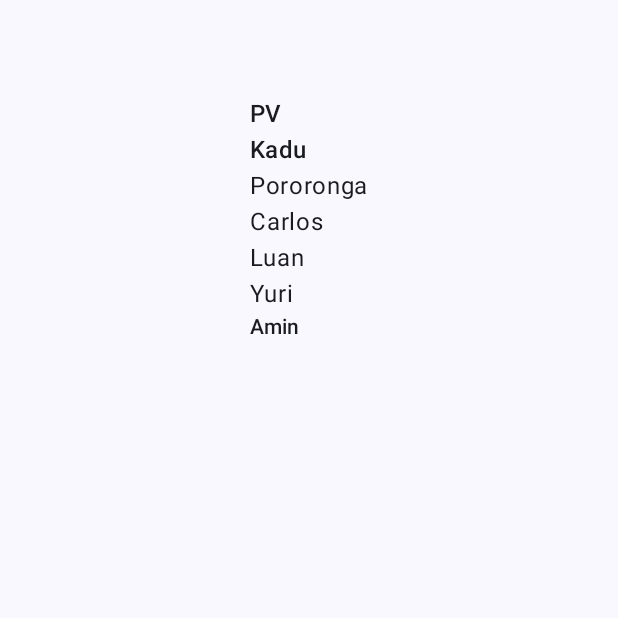
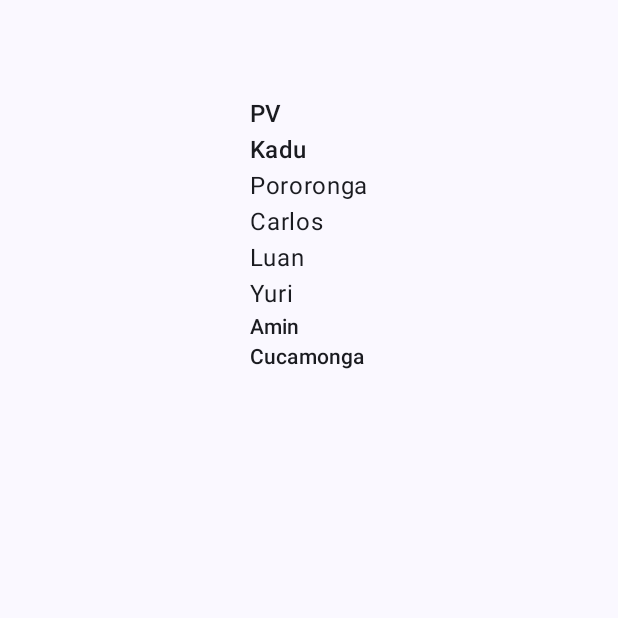
Before and after one commit to KaduCmK/Colabs, an Android app built with Jetpack Compose: the screen it shows after launch (MainActivity), on a phone screen of 412 x 824 dp, the top half of it. Run offline under Robolectric (Android 15) with nearby library versions, the phone set to English and light mode, and no system bars.

Commit message:
Coloquei meu nome

```diff
--- a/app/src/main/java/com/example/colabs/MainActivity.kt
+++ b/app/src/main/java/com/example/colabs/MainActivity.kt
@@ -50,6 +50,8 @@ fun Greeting(name: String, modifier: Modifier = Modifier) {
             Text(text = "Luan")
             Text(text = "Yuri")
             Text(text = "Amin", style = MaterialTheme.typography.titleSmall)
+            Text(text = "Cucamonga", style = MaterialTheme.typography.titleSmall)
+
         }
     }
 }
```
